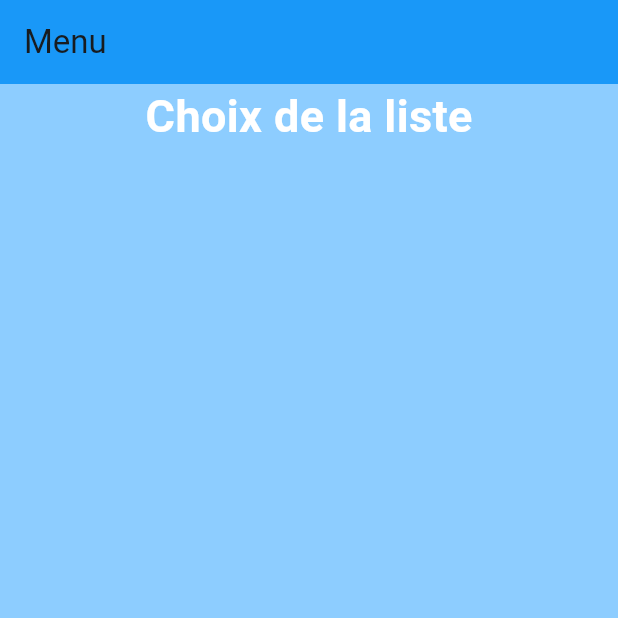
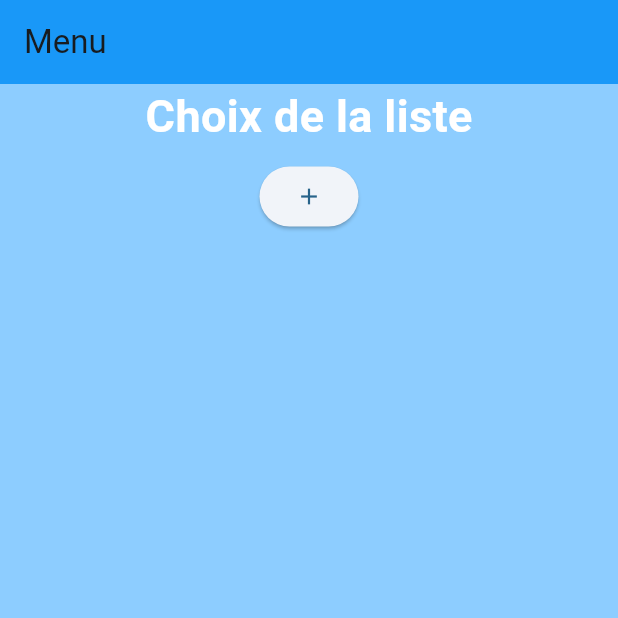
Before and after one commit to KeroSong/flutter-cours, a Flutter app: the screen it shows after launch, on a phone screen of 412 x 824 dp, the top half of it. Run offline on Flutter 3.47's test engine with Material 2 defaults, Android fonts, the phone set to English and light mode, and no system bars.

Commit message:
correction de pb et de commentaires, réintroduction de certaines fonctions (même si pas fonctionnelles)

```diff
--- a/lib/ui/menu.dart
+++ b/lib/ui/menu.dart
@@ -40,11 +40,10 @@ class _MenuScreenState extends State<MenuScreen> {
                 child: Text("Choix de la liste",
                     style: TextStyle(
                       fontSize: 30, // Taille du texte
-                      color: Color.fromARGB(255, 255, 255, 255), // Couleur du texte
+                      color: Color.fromARGB(
+                          255, 255, 255, 255), // Couleur du texte
                       fontWeight: FontWeight.bold, // Gras
-                    )
-                )
-            ),
+                    ))),
             for (int i = 0; i < listeCategorie.length; i++)
               Padding(
                 padding: const EdgeInsets.symmetric(vertical: 8.0),
@@ -71,7 +70,8 @@ class _MenuScreenState extends State<MenuScreen> {
                     }
                   },
                   style: ElevatedButton.styleFrom(
-                    backgroundColor: const Color.fromARGB(255, 82, 175, 252), // Couleur de fond du bouton
+                    backgroundColor: const Color.fromARGB(
+                        255, 82, 175, 252), // Couleur de fond du bouton
                   ),
                   child: Text(
                     _getButtonText(i),
@@ -83,14 +83,24 @@ class _MenuScreenState extends State<MenuScreen> {
                   ),
                 ),
               ),
+            Padding(
+              padding: const EdgeInsets.symmetric(vertical: 8.0),
+              child: Column(
+                children: [
+                  ElevatedButton(
+                      onPressed: () {}, child: const Icon(Icons.add)),
+                  if (listeCategorie.length == 5)
+                    ElevatedButton(
+                        onPressed: () {}, child: const Icon(Icons.edit)),
+                  if (listeCategorie.length == 5)
+                    ElevatedButton(
+                        onPressed: () {}, child: const Icon(Icons.remove)),
+                ],
+              ),
+            )
           ],
         ),
       ),
-      /*floatingActionButton: FloatingActionButton(
-        onPressed: () {},
-        tooltip: 'Increment',
-        child: const Icon(Icons.add),
-      ),*/
     );
   }
 }
```
Also changed, not shown: lib/Base_de_donnees/database.dart (+87 -9 lines).
